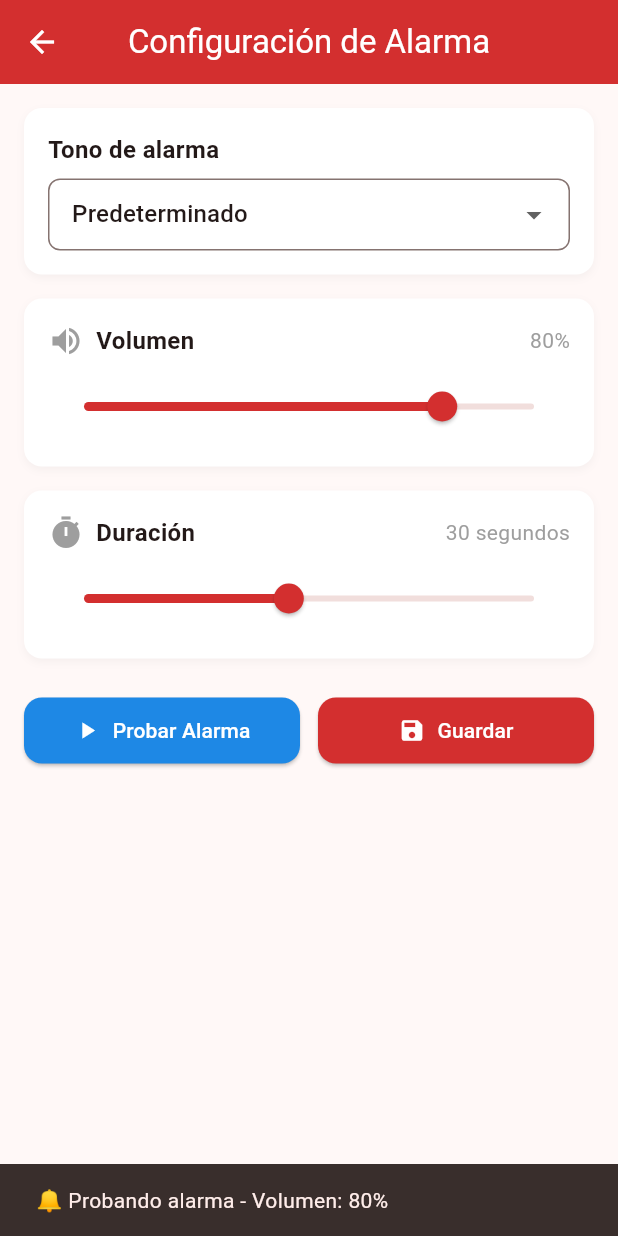
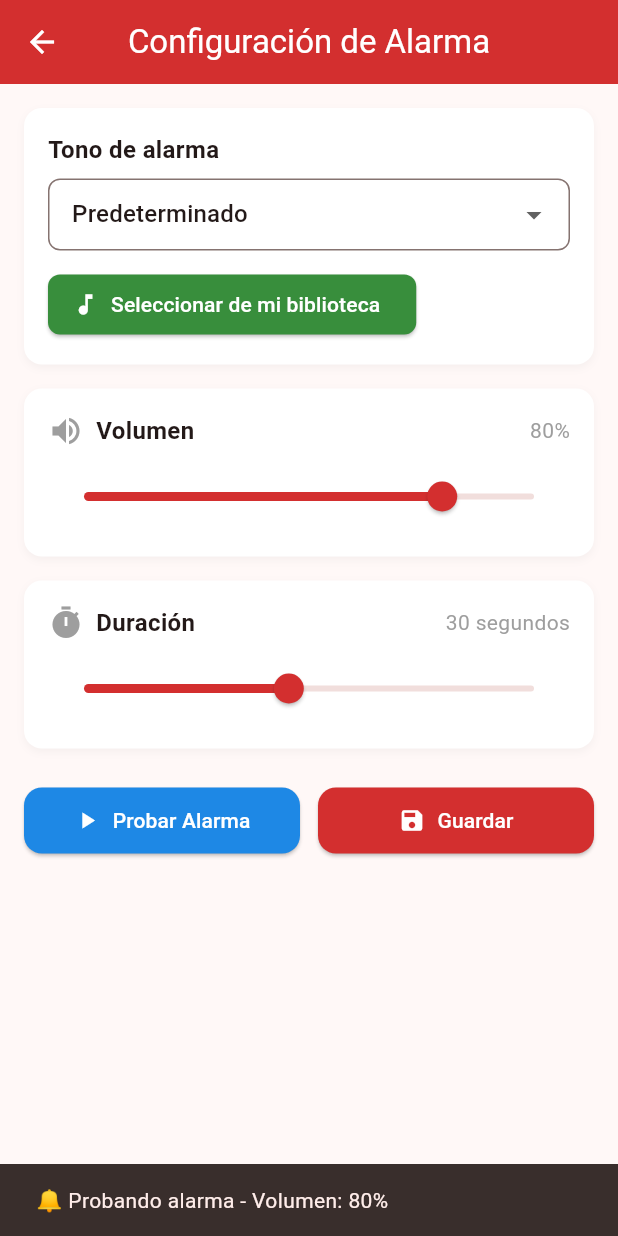
Before and after one commit to Cesardat/alerix_app, a Flutter app: the AlarmConfigScreen screen opened directly, after a tap on "Probar Alarma", on a phone screen of 412 x 824 dp. Run offline on Flutter 3.47's test engine with Material 3 defaults, Android fonts, the phone set to English and light mode, and no system bars; our stand-ins replace audioplayers, file_picker, geolocator, permission_handler, shared_preferences; accounts and stored records are empty.

Commit message:
Add custom audio file picker for iPhone

```diff
--- a/lib/screens/alarm_config_screen.dart
+++ b/lib/screens/alarm_config_screen.dart
@@ -1,6 +1,10 @@
+import 'dart:io';
 import 'package:flutter/material.dart';
 import 'package:shared_preferences/shared_preferences.dart';
 import 'package:audioplayers/audioplayers.dart';
+import 'package:file_picker/file_picker.dart';
+import 'package:permission_handler/permission_handler.dart';
+import 'package:path_provider/path_provider.dart';
 
 class AlarmConfigScreen extends StatefulWidget {
   const AlarmConfigScreen({super.key});
@@ -13,27 +17,47 @@ class _AlarmConfigScreenState extends State<AlarmConfigScreen> {
   int _volume = 80;
   int _duration = 30;
   String _selectedTone = 'Predeterminado';
+  String? _customTonePath;
+  String? _customToneName;
   bool _isLoading = false;
   final AudioPlayer _testPlayer = AudioPlayer();
 
-  final List<String> _availableTones = [
+  // Lista de tonos predefinidos
+  final List<String> _systemTones = [
     'Predeterminado',
     'Alarma 1',
     'Alarma 2',
     'Sirena',
     'Timbre',
+    'Campana',
   ];
 
   @override
   void initState() {
     super.initState();
     _loadSettings();
+    _requestPermissions();
   }
 
   @override
   void dispose() {
     _testPlayer.dispose();
     super.dispose();
+  }
+
+  Future<void> _requestPermissions() async {
+    if (Platform.isIOS) {
+      // En iOS, pedir permiso para acceder a la biblioteca multimedia
+      final status = await Permission.mediaLibrary.request();
+      if (!status.isGranted) {
+        print('Permiso de biblioteca multimedia denegado');
+      }
+    } else if (Platform.isAndroid) {
+      // En Android, pedir permiso de almacenamiento
+      if (await Permission.storage.isDenied) {
+        await Permission.storage.request();
+      }
+    }
   }
 
   Future<void> _loadSettings() async {
@@ -43,6 +67,8 @@ class _AlarmConfigScreenState extends State<AlarmConfigScreen> {
       _volume = prefs.getInt('alarm_volume') ?? 80;
       _duration = prefs.getInt('alarm_duration') ?? 30;
       _selectedTone = prefs.getString('alarm_tone') ?? 'Predeterminado';
+      _customTonePath = prefs.getString('custom_tone_path');
+      _customToneName = prefs.getString('custom_tone_name');
       _isLoading = false;
     });
   }
@@ -52,6 +78,12 @@ class _AlarmConfigScreenState extends State<AlarmConfigScreen> {
     await prefs.setInt('alarm_volume', _volume);
     await prefs.setInt('alarm_duration', _duration);
     await prefs.setString('alarm_tone', _selectedTone);
+    if (_customTonePath != null) {
+      await prefs.setString('custom_tone_path', _customTonePath!);
+    }
+    if (_customToneName != null) {
+      await prefs.setString('custom_tone_name', _customToneName!);
+    }
 
     if (mounted) {
       ScaffoldMessenger.of(context).showSnackBar(
@@ -61,16 +93,89 @@ class _AlarmConfigScreenState extends State<AlarmConfigScreen> {
     }
   }
 
+  Future<void> _selectCustomTone() async {
+    try {
+      // Verificar permisos
+      if (Platform.isIOS) {
+        final status = await Permission.mediaLibrary.request();
+        if (!status.isGranted) {
+          ScaffoldMessenger.of(context).showSnackBar(
+            const SnackBar(content: Text('Se necesita acceso a la biblioteca de música')),
+          );
+          return;
+        }
+      } else if (Platform.isAndroid) {
+        if (await Permission.storage.isDenied) {
+          await Permission.storage.request();
+        }
+      }
+
+      // Seleccionar archivo de audio
+      FilePickerResult? result = await FilePicker.platform.pickFiles(
+        type: FileType.audio,
+        allowMultiple: false,
+        allowedExtensions: ['mp3', 'wav', 'm4a', 'aac', 'ogg'],
+      );
+
+      if (result != null && result.files.single.path != null) {
+        final filePath = result.files.single.path!;
+        final fileName = result.files.single.name;
+
+        // Copiar archivo al directorio de la app para persistencia
+        final appDir = await getApplicationDocumentsDirectory();
+        final destination = File('${appDir.path}/custom_alarm_${DateTime.now().millisecondsSinceEpoch}.${fileName.split('.').last}');
+        await File(filePath).copy(destination.path);
+
+        // Probar el tono seleccionado
+        await _testPlayer.stop();
+        await _testPlayer.play(DeviceSource(destination.path));
+        await _testPlayer.setVolume(_volume / 100.0);
+
+        Future.delayed(const Duration(seconds: 2), () {
+          _testPlayer.stop();
+        });
+
+        setState(() {
+          _customTonePath = destination.path;
+          _customToneName = fileName;
+          _selectedTone = 'Personalizado: $fileName';
+        });
+
+        ScaffoldMessenger.of(context).showSnackBar(
+          SnackBar(content: Text('Tono seleccionado: $fileName')),
+        );
+      }
+    } catch (e) {
+      print('Error seleccionando tono: $e');
+      ScaffoldMessenger.of(context).showSnackBar(
+        const SnackBar(content: Text('Error al seleccionar el tono')),
+      );
+    }
+  }
+
   Future<void> _testAlarm() async {
     try {
-    // Detener cualquier reproducción anterior
       await _testPlayer.stop();
 
-    // Reproducir sonido de prueba
+      if (_selectedTone == 'Predeterminado') {
         await _testPlayer.play(AssetSource('sounds/jacocosound.mp3'));
+      } else if (_selectedTone.startsWith('Personalizado:') && _customTonePath != null) {
+        final file = File(_customTonePath!);
+        if (await file.exists()) {
+          await _testPlayer.play(DeviceSource(_customTonePath!));
+        } else {
+          ScaffoldMessenger.of(context).showSnackBar(
+            const SnackBar(content: Text('Archivo no encontrado. Selecciona otro tono.')),
+          );
+          return;
+        }
+      } else {
+        // Para tonos predefinidos, usar el archivo local
+        await _testPlayer.play(AssetSource('sounds/jacocosound.mp3'));
+      }
+
       await _testPlayer.setVolume(_volume / 100.0);
 
-    // Mostrar mensaje de éxito
       if (mounted) {
         ScaffoldMessenger.of(context).showSnackBar(
           SnackBar(
@@ -80,19 +185,15 @@ class _AlarmConfigScreenState extends State<AlarmConfigScreen> {
         );
       }
 
-    // Detener después de 3 segundos
       Future.delayed(const Duration(seconds: 3), () {
         _testPlayer.stop();
       });
 
     } catch (e) {
-    print('Error en prueba de alarma: $e');
+      print('Error: $e');
       if (mounted) {
         ScaffoldMessenger.of(context).showSnackBar(
-        SnackBar(
-          content: Text('⚠️ Error: ${e.toString().substring(0, 50)}'),
-          duration: const Duration(seconds: 3),
-        ),
+          const SnackBar(content: Text('⚠️ Error al probar la alarma')),
         );
       }
     }
@@ -147,17 +248,37 @@ class _AlarmConfigScreenState extends State<AlarmConfigScreen> {
                             ),
                             contentPadding: const EdgeInsets.symmetric(horizontal: 12, vertical: 8),
                           ),
-                          items: _availableTones.map((tone) {
+                          items: [
+                            ..._systemTones.map((tone) {
                               return DropdownMenuItem(
                                 value: tone,
                                 child: Text(tone),
                               );
-                          }).toList(),
+                            }),
+                            if (_customToneName != null)
+                              DropdownMenuItem(
+                                value: 'Personalizado: $_customToneName',
+                                child: Text('Personalizado: $_customToneName'),
+                              ),
+                          ],
                           onChanged: (value) {
                             if (value != null) {
                               setState(() => _selectedTone = value);
                             }
                           },
+                        ),
+                        const SizedBox(height: 12),
+                        ElevatedButton.icon(
+                          onPressed: _selectCustomTone,
+                          icon: const Icon(Icons.music_note),
+                          label: const Text('Seleccionar de mi biblioteca'),
+                          style: ElevatedButton.styleFrom(
+                            backgroundColor: Colors.green.shade700,
+                            foregroundColor: Colors.white,
+                            shape: RoundedRectangleBorder(
+                              borderRadius: BorderRadius.circular(8),
+                            ),
+                          ),
                         ),
                       ],
                     ),
@@ -274,7 +395,6 @@ class _AlarmConfigScreenState extends State<AlarmConfigScreen> {
                   ),
                   const SizedBox(height: 24),
 
-                  // Botones de acción
                   Row(
                     children: [
                       Expanded(
```
Also changed, not shown: lib/main.dart (+17 -8 lines), pubspec.yaml (+24 -73 lines), pubspec.lock, 3 other files. Lines whose indentation alone changed are shown as unchanged.
